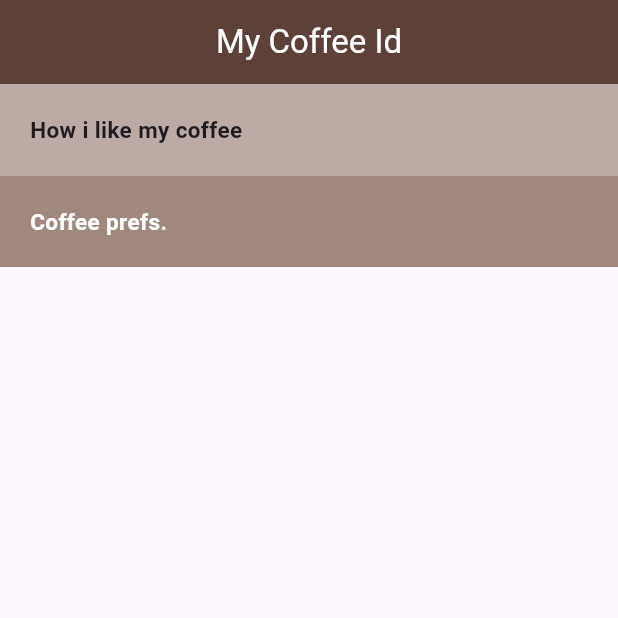
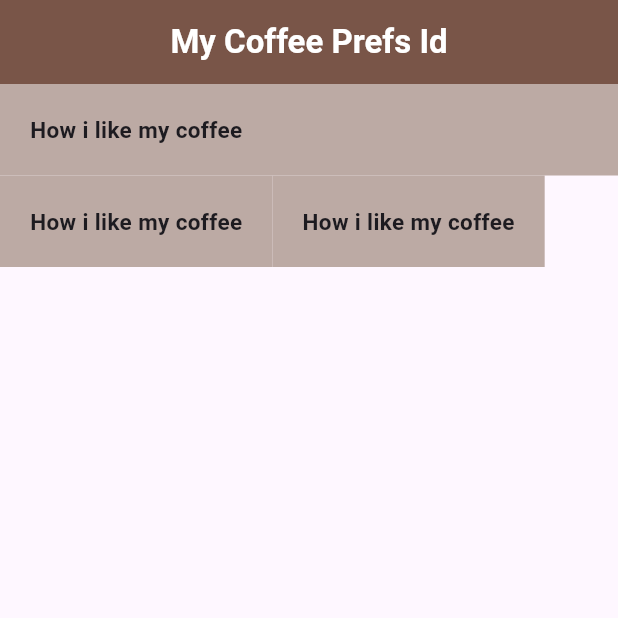
Before and after one commit to Salahudin-cloud/flutter_crash_course, a Flutter app: the screen it shows after launch, on a phone screen of 412 x 824 dp, the top half of it. Run offline on Flutter 3.47's test engine with Material 3 defaults, Android fonts, the phone set to English and light mode, and no system bars.

Commit message:
learn rows

```diff
--- /dev/null
+++ b/lib/coffee_prefs.dart
@@ -0,0 +1,52 @@
+import 'package:flutter/material.dart';
+
+
+class CoffeePrefs extends StatelessWidget {
+  const CoffeePrefs({super.key});
+
+  @override
+  Widget build(BuildContext context) {
+    return Scaffold(
+      appBar: AppBar(
+        title: const Text("My Coffee Prefs Id", style: TextStyle(
+          color: Colors.white,
+          fontWeight: FontWeight.bold
+        ),),
+        backgroundColor: Colors.brown,
+        centerTitle: true,
+      ),
+      body: Column(
+        crossAxisAlignment: CrossAxisAlignment.stretch,
+        children: [
+          Container(
+            padding: const EdgeInsets.all(20),
+            color: Colors.brown[200],
+            child: const Text(
+              "How i like my coffee",
+              style: TextStyle(fontSize: 15, fontWeight: FontWeight.bold),
+            ),
+          ),
+          Row(
+            children: [
+              Container(
+                padding: const EdgeInsets.all(20),
+                color: Colors.brown[200],
+                child: const Text(
+                  "How i like my coffee",
+                  style: TextStyle(fontSize: 15, fontWeight: FontWeight.bold),
+                ),
+              ),
+              Container(
+                padding: const EdgeInsets.all(20),
+                color: Colors.brown[200],
+                child: const Text(
+                  "How i like my coffee",
+                  style: TextStyle(fontSize: 15, fontWeight: FontWeight.bold),
+                ),)
+            ],
+          )
+        ],
+      ),
+    );
+  }
+}
--- a/lib/main.dart
+++ b/lib/main.dart
@@ -1,8 +1,9 @@
 import 'package:flutter/material.dart';
+import 'package:flutter_crash_course/coffee_prefs.dart';
 import 'package:flutter_crash_course/home.dart';
 
 void main() {
-  runApp(const MaterialApp(home: Home()));
+  runApp(const MaterialApp(home: CoffeePrefs()));
 }
 
 class Sanbox extends StatelessWidget {
```
